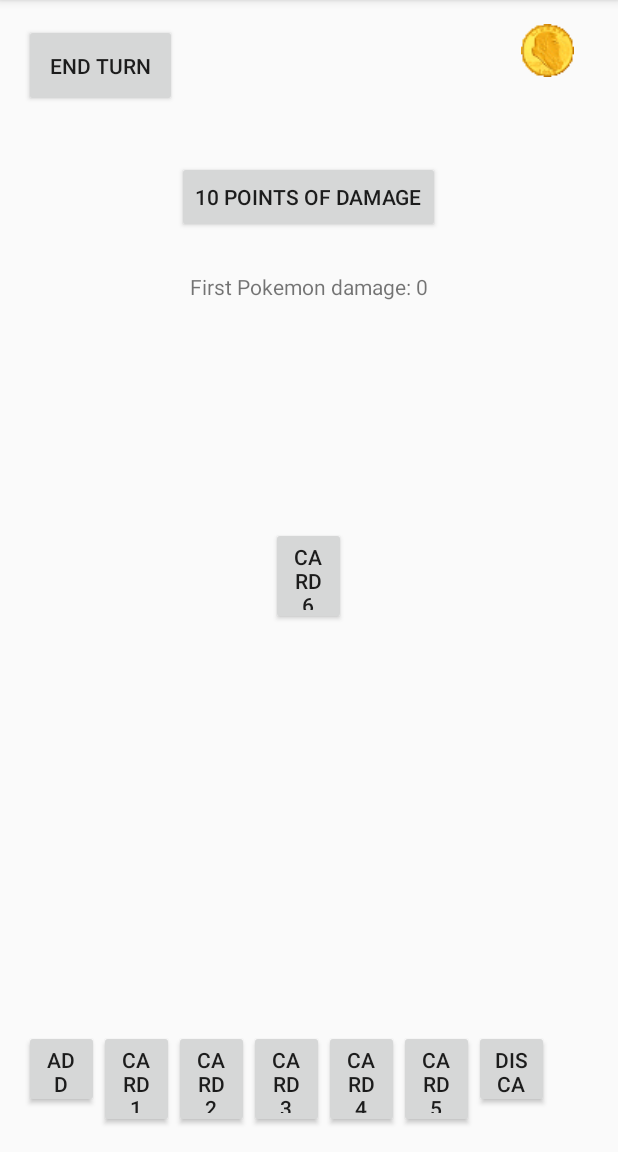
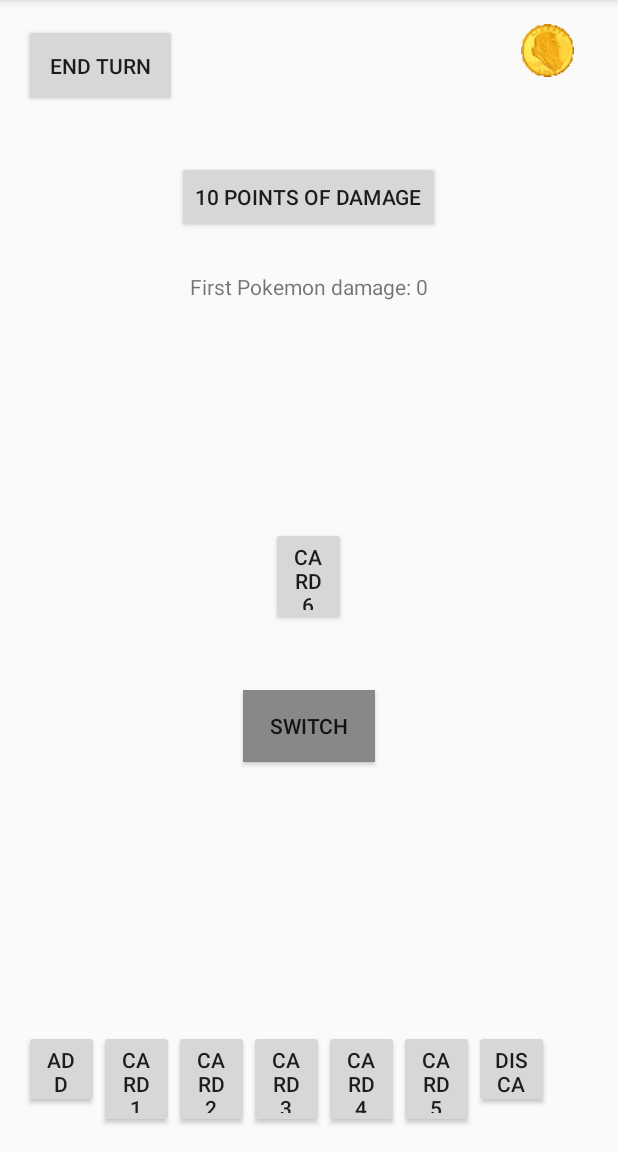
Before and after one commit to joe57005/PokemonCardGame, an Android app: the screen it shows after launch (MainActivity), after a tap on "END TURN", on a phone screen of 412 x 824 dp, the part 84-1236 px from its top. Run offline under Robolectric (Android 15) with nearby library versions, the phone set to English and light mode, and no system bars.

Commit message:
ALL UR BASE R BELONG 2 US

```diff
--- a/app/src/main/java/comsitejtproductionshome/google/httpssites/pokemoncardgame/MainActivity.java
+++ b/app/src/main/java/comsitejtproductionshome/google/httpssites/pokemoncardgame/MainActivity.java
@@ -1,6 +1,7 @@
 package comsitejtproductionshome.google.httpssites.pokemoncardgame;
 
 import android.content.Intent;
+import android.graphics.Color;
 import android.support.v7.app.AppCompatActivity;
 import android.os.Bundle;
 import android.util.Log;
@@ -18,11 +19,16 @@ public class MainActivity extends AppCompatActivity {
     Button damage;
     TextView damageText;
 
+    Button switchy;
+    boolean switchOn;
+
     public static final String MAIN_CARD="cardy";
 
     Card card;
 
     public static final Card[] cardArray= new Card[6];
+    Card tempCard;
+    //For swtiching cards.
 
     @Override
     protected void onCreate(Bundle savedInstanceState) {
@@ -39,6 +45,9 @@ public class MainActivity extends AppCompatActivity {
             cardArray[5]= new Card("First Pokemon");
         }
 
+        for(int i=0; i<(cardArray.length-1); i++){
+            cardArray[i]=new Card("Pokemon " + 1);
+        }
 
 
 
@@ -47,8 +56,11 @@ public class MainActivity extends AppCompatActivity {
         mainCardBtn= (Button) findViewById(R.id.cardMain);
         damage= (Button) findViewById(R.id.damageBtn);
         damageText= (TextView) findViewById(R.id.damageText);
+        switchy= (Button) findViewById(R.id.nintendoSwitch);
+        switchy.setBackgroundColor(Color.GRAY);
 
-        damageText.setText(cardArray[5].getName() + " damage: " + cardArray[5].getDamage());
+
+        updateText();
 
         endStuff.setOnClickListener(new View.OnClickListener() {
             @Override
@@ -56,11 +68,11 @@ public class MainActivity extends AppCompatActivity {
                 int dangy= cardArray[5].doTurn();
                 if(dangy==0){
                     Toast.makeText(getApplicationContext(), cardArray[5].getName() + " sustained no points of damage!", Toast.LENGTH_LONG).show();
-                    damageText.setText(cardArray[5].getName() + " damage: " + cardArray[5].getDamage());
+                    updateText();
                 }
                 else {
                     Toast.makeText(getApplicationContext(), cardArray[5].getName() + " sustained " + dangy + " points of damage!", Toast.LENGTH_LONG).show();
-                    damageText.setText(cardArray[5].getName() + " damage: " + cardArray[5].getDamage());
+                    updateText();
                 }
             }
         });
@@ -76,7 +88,7 @@ public class MainActivity extends AppCompatActivity {
             @Override
             public void onClick(View v) {
                 cardArray[5].setDamage(cardArray[5].getDamage()+10);
-                damageText.setText(cardArray[5].getName() + " damage: " + cardArray[5].getDamage());
+                updateText();
             }
         });
 
@@ -100,6 +112,54 @@ public class MainActivity extends AppCompatActivity {
             }
         }
 
+        public void switchListener(View v){
+            switchOn=!switchOn;
+
+            if(switchOn){
+                switchy.setBackgroundColor(Color.BLUE);
+            }
+            else {
+                switchy.setBackgroundColor(Color.GRAY);
+            }
+        }
+
+        public void thisAppliesToAllCardsAndStuff(View v){
+            if(switchOn) {
+                int tempy = 0;
+
+                if (v == findViewById(R.id.card1)) {
+                    tempy = 0;
+                }
+                if (v == findViewById(R.id.card2)) {
+                    tempy = 1;
+                }
+                if (v == findViewById(R.id.card3)) {
+                    tempy = 2;
+                }
+                if (v == findViewById(R.id.card4)) {
+                    tempy = 3;
+                }
+                if (v == findViewById(R.id.card5)) {
+                    tempy = 4;
+                }
+
+                joesSwitchingMethod(tempy);
+            }
+            else{
+                //TODO Something else;
+            }
+        }
+
+        public void joesSwitchingMethod(int card){
+            tempCard= cardArray[card];
+            cardArray[card]=cardArray[5];
+            cardArray[5]=tempCard;
+            updateText();
+        }
+
+        public void updateText(){
+            damageText.setText(cardArray[5].getName() + " damage: " + cardArray[5].getDamage());
+        }
 
 
 //Test change
--- a/app/src/main/res/layout/activity_main.xml
+++ b/app/src/main/res/layout/activity_main.xml
@@ -29,7 +29,7 @@
             android:text="Card 5"
             android:layout_width="50dp"
             android:layout_height="65dp"
-            android:id="@+id/button6"
+            android:id="@+id/card5"
             android:layout_row="26"
             android:layout_column="5" />
 
@@ -37,7 +37,7 @@
             android:text="Card 4"
             android:layout_width="50dp"
             android:layout_height="65dp"
-            android:id="@+id/button5"
+            android:id="@+id/card4"
             android:layout_row="26"
             android:layout_column="4" />
 
@@ -45,7 +45,7 @@
             android:text="Card 3"
             android:layout_width="50dp"
             android:layout_height="65dp"
-            android:id="@+id/button4"
+            android:id="@+id/card3"
             android:layout_row="26"
             android:layout_column="3" />
 
@@ -53,7 +53,7 @@
             android:text="Card 2"
             android:layout_width="50dp"
             android:layout_height="65dp"
-            android:id="@+id/button3"
+            android:id="@+id/card2"
             android:layout_row="26"
             android:layout_column="2" />
 
@@ -61,9 +61,10 @@
             android:text="Card 1"
             android:layout_width="50dp"
             android:layout_height="65dp"
-            android:id="@+id/button"
+            android:id="@+id/card1"
             android:layout_row="26"
-            android:layout_column="1" />
+            android:layout_column="1"
+            android:onClick="thisAppliesToAllCardsAndStuff" />
 
         <Button
             android:text="Add"
@@ -119,4 +120,14 @@
         android:layout_centerHorizontal="true"
         android:layout_marginTop="26dp"
         android:id="@+id/damageText" />
+
+    <Button
+        android:text="Switch"
+        android:layout_width="wrap_content"
+        android:layout_height="wrap_content"
+        android:id="@+id/nintendoSwitch"
+        android:layout_marginTop="43dp"
+        android:layout_below="@+id/cardMain"
+        android:layout_centerHorizontal="true"
+        android:onClick="switchListener" />
 </RelativeLayout>
```
